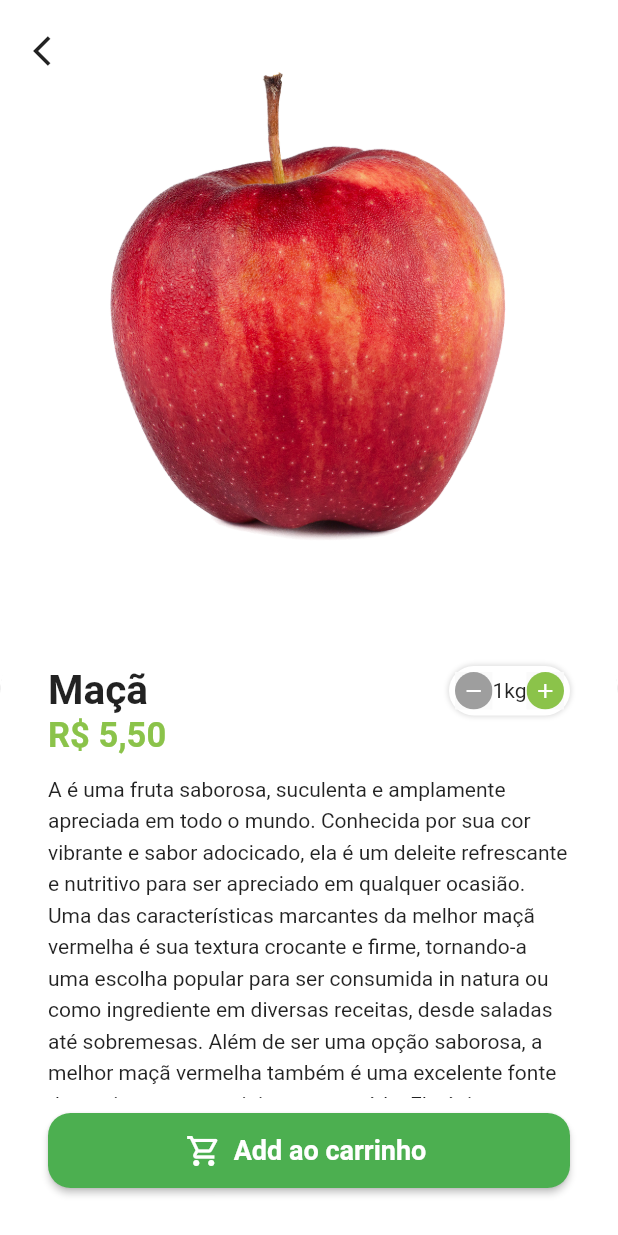
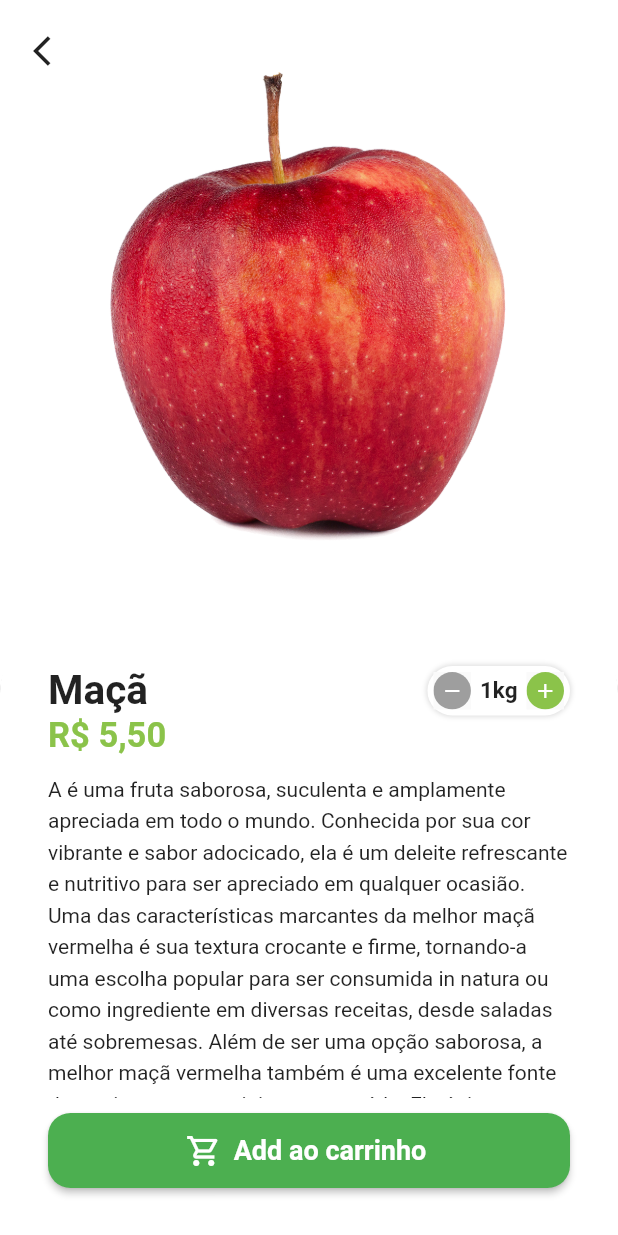
Before and after one commit to Jo-Schorr/Food_Store_Flutter, a Flutter app: the BaseScreen screen opened directly, after a tap on "Maçã", on a phone screen of 412 x 824 dp. Run offline on Flutter 3.47's test engine with Material 2 defaults, Android fonts, the phone set to English and light mode, and no system bars; our stand-ins replace animated_text_kit, mask_text_input_formatter.

```diff
--- a/lib/src/config/app_data.dart
+++ b/lib/src/config/app_data.dart
@@ -33,7 +33,7 @@ ItemModel kiwi = ItemModel(
   imgUrl: 'assets/fruits/kiwi.png',
   itemName: 'Kiwi',
   price: 8.5,
-  unit: 'kg',
+  unit: 'un',
 );
 
 ItemModel mango = ItemModel(
--- a/lib/src/pages/commom_widgets/quantily_widget.dart
+++ b/lib/src/pages/commom_widgets/quantily_widget.dart
@@ -2,7 +2,16 @@ import 'package:flutter/material.dart';
 import 'package:greengrocer/src/config/custom_colors.dart';
 
 class QuantityWidget extends StatelessWidget {
-  const QuantityWidget({Key? key}) : super(key: key);
+  final int value;
+  final String suffixText;
+  final Function(int quality) result;
+
+  const QuantityWidget({
+    Key? key,
+    required this.suffixText,
+    required this.value,
+    required this.result,
+  }) : super(key: key);
 
   @override
   Widget build(BuildContext context) {
@@ -24,13 +33,29 @@ class QuantityWidget extends StatelessWidget {
           _QuantityButton(
             icon: Icons.remove,
             color: Colors.grey,
-            onPressed: () {},
+            onPressed: () {
+              if (value == 1) return;
+              int resultCount = value - 1;
+              result(resultCount);
+            },
           ),
-          const Text('1kg'),
+          Padding(
+            padding: const EdgeInsets.symmetric(horizontal: 6),
+            child: Text(
+              '$value$suffixText',
+              style: const TextStyle(
+                fontSize: 15,
+                fontWeight: FontWeight.bold,
+              ),
+            ),
+          ),
           _QuantityButton(
             icon: Icons.add,
             color: CustomColors.customSwatchColor,
-            onPressed: () {},
+            onPressed: () {
+              int resultCount = value + 1;
+              result(resultCount);
+            },
           ),
         ],
       ),
--- a/lib/src/pages/product/product_screen.dart
+++ b/lib/src/pages/product/product_screen.dart
@@ -5,14 +5,23 @@ import 'package:greengrocer/src/utils_services.dart';
 
 import '../commom_widgets/quantily_widget.dart';
 
-class ProductScreen extends StatelessWidget {
-  ProductScreen({
+class ProductScreen extends StatefulWidget {
+  const ProductScreen({
     Key? key,
     required this.item,
   }) : super(key: key);
 
   final ItemModel item;
+
+  @override
+  State<ProductScreen> createState() => _ProductScreenState();
+}
+
+class _ProductScreenState extends State<ProductScreen> {
   final UtilisServices utilisServices = UtilisServices();
+
+  int cartItemQuantity = 1;
+
   @override
   Widget build(BuildContext context) {
     return Scaffold(
@@ -24,8 +33,8 @@ class ProductScreen extends StatelessWidget {
             children: [
               Expanded(
                 child: Hero(
-                  tag: item.imgUrl,
-                  child: Image.asset(item.imgUrl),
+                  tag: widget.item.imgUrl,
+                  child: Image.asset(widget.item.imgUrl),
                 ),
               ),
               Expanded(
@@ -51,7 +60,7 @@ class ProductScreen extends StatelessWidget {
                         children: [
                           Expanded(
                             child: Text(
-                              item.itemName,
+                              widget.item.itemName,
                               maxLines: 2,
                               overflow: TextOverflow.ellipsis,
                               style: const TextStyle(
@@ -60,13 +69,21 @@ class ProductScreen extends StatelessWidget {
                               ),
                             ),
                           ),
-                          QuantityWidget(),
+                          QuantityWidget(
+                            suffixText: widget.item.unit,
+                            value: cartItemQuantity,
+                            result: (quantity) {
+                              setState(() {
+                                cartItemQuantity = quantity;
+                              });
+                            },
+                          ),
                         ],
                       ),
 
                       // Preco
                       Text(
-                        utilisServices.priceToCurrency(item.price),
+                        utilisServices.priceToCurrency(widget.item.price),
                         style: TextStyle(
                           fontSize: 23,
                           fontWeight: FontWeight.bold,
@@ -80,7 +97,7 @@ class ProductScreen extends StatelessWidget {
                           padding: const EdgeInsets.symmetric(vertical: 10),
                           child: SingleChildScrollView(
                             child: Text(
-                              item.description * 2,
+                              widget.item.description * 2,
                               style: const TextStyle(
                                 height: 1.5,
                               ),
```
